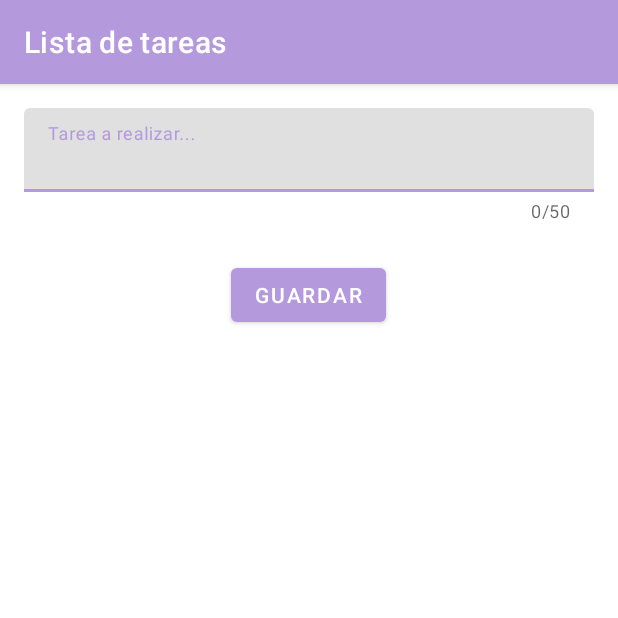
After one commit to VictorHdezMartin/ListaDeTareas, an Android app: the TareasActivity screen opened directly, with no data from a screen before it, on a phone screen of 412 x 824 dp, the top half of it. The commit adds this screen. Run offline under Robolectric (Android 15) with nearby library versions, the phone set to English and light mode, and no system bars.

Commit message:
20_11_2024
dependencia sqlite
database_manager
main_activity

```diff
--- a/app/build.gradle.kts
+++ b/app/build.gradle.kts
@@ -15,6 +15,10 @@ android {
         versionName = "1.0"
 
         testInstrumentationRunner = "androidx.test.runner.AndroidJUnitRunner"
+    }
+
+    buildFeatures {
+        viewBinding = true
     }
 
     buildTypes {
--- a/app/src/main/AndroidManifest.xml
+++ b/app/src/main/AndroidManifest.xml
@@ -14,6 +14,10 @@
         tools:targetApi="31">
 
         <activity
+            android:name=".activities.TareasActivity"
+            android:exported="false"/>
+
+        <activity
             android:name=".activities.MainActivity"
             android:exported="true">
             <intent-filter>
--- /dev/null
+++ b/app/src/main/java/com/example/listadetareas/activities/TareasActivity.kt
@@ -0,0 +1,51 @@
+package com.example.listadetareas.activities
+
+import android.os.Bundle
+import androidx.activity.enableEdgeToEdge
+import androidx.appcompat.app.AppCompatActivity
+import androidx.core.view.ViewCompat
+import androidx.core.view.WindowInsetsCompat
+import com.example.listadetareas.data.class_Tarea
+import com.example.listadetareas.data.providers.Tareas_DAO
+import com.example.listadetareas.databinding.ActivityTareasBinding
+
+class TareasActivity : AppCompatActivity() {
+
+    lateinit var binding: ActivityTareasBinding
+
+    override fun onCreate(savedInstanceState: Bundle?) {
+        super.onCreate(savedInstanceState)
+       // enableEdgeToEdge()
+
+        binding = ActivityTareasBinding.inflate(layoutInflater)
+        setContentView(binding.root)
+
+        ViewCompat.setOnApplyWindowInsetsListener(binding.root) { v, insets ->
+            val systemBars = insets.getInsets(WindowInsetsCompat.Type.systemBars())
+            v.setPadding(systemBars.left, systemBars.top, systemBars.right, systemBars.bottom)
+            insets
+        }
+
+        binding.saveButton.setOnClickListener {
+
+            val nombreTarea = binding.nameTextField.editText?.text.toString()
+
+            if (nombreTarea.isEmpty()) {
+                binding.nameTextField.error = "Escribe algo"
+                return@setOnClickListener
+            }
+
+            if (nombreTarea.length > 50) {
+                binding.nameTextField.error = "Te pasaste"
+                return@setOnClickListener
+            }
+
+            val tarea = class_Tarea(-1, nombreTarea)
+
+            val taskDAO = Tareas_DAO(this)
+            taskDAO.insert(tarea)
+
+            finish()
+        }
+    }
+}
--- a/app/src/main/java/com/example/listadetareas/data/providers/Tareas_DAO.kt
+++ b/app/src/main/java/com/example/listadetareas/data/providers/Tareas_DAO.kt
@@ -51,7 +51,7 @@ class Tareas_DAO(val context: Context) {
         }
     }
 
-    fun delete(task:class_Tarea){
+    fun delete(task: class_Tarea){
         try {
             openDB()
             val deletedRows = db.delete(class_Tarea.TABLE_NAME, "${class_Tarea.COLUMN_ID} = ${task.id}", null)
@@ -92,7 +92,8 @@ class Tareas_DAO(val context: Context) {
         return null
     }
 
-    fun findAll(): List<class_Tarea>{
+    fun findAll(): List<class_Tarea> {
+
         var list: MutableList<class_Tarea> = mutableListOf()
         val selectColumnas = arrayOf(class_Tarea.COLUMN_ID, class_Tarea.COLUMN_NAME, class_Tarea.COLUMN_DONE)
 
--- a/app/src/main/java/com/example/listadetareas/utils/DataBase_Manager.kt
+++ b/app/src/main/java/com/example/listadetareas/utils/DataBase_Manager.kt
@@ -13,7 +13,7 @@ class DataBase_Manager(context: Context) : SQLiteOpenHelper(context, DATABASE_NA
         private const val SQL_CREATE_TABLE =
             "create table ${class_Tarea.Companion.TABLE_NAME} (" +
                          "${class_Tarea.COLUMN_ID} INTEGER PRIMARY KEY AUTOINCREMENT," +
-                         "${class_Tarea.TABLE_NAME} TEXT," +
+                         "${class_Tarea.COLUMN_NAME} TEXT," +
                          "${class_Tarea.COLUMN_DONE} INTEGER)"
 
         private const val SQL_DELETE_TABLE = "DROP TABLE IF EXISTS ${class_Tarea.TABLE_NAME}"
--- /dev/null
+++ b/app/src/main/res/drawable/icono_add.xml
@@ -0,0 +1,5 @@
+<vector xmlns:android="http://schemas.android.com/apk/res/android" android:autoMirrored="true" android:height="24dp" android:tint="#000000" android:viewportHeight="24" android:viewportWidth="24" android:width="24dp">
+
+    <path android:fillColor="@android:color/white" android:pathData="M14,10H3v2h11V10zM14,6H3v2h11V6zM18,14v-4h-2v4h-4v2h4v4h2v-4h4v-2H18zM3,16h7v-2H3V16z"/>
+
+</vector>
--- /dev/null
+++ b/app/src/main/res/layout/activity_tareas.xml
@@ -0,0 +1,35 @@
+<?xml version="1.0" encoding="utf-8"?>
+<LinearLayout xmlns:android="http://schemas.android.com/apk/res/android"
+    xmlns:app="http://schemas.android.com/apk/res-auto"
+    xmlns:tools="http://schemas.android.com/tools"
+    android:id="@+id/main"
+    android:layout_width="match_parent"
+    android:layout_height="match_parent"
+    tools:context=".activities.TareasActivity"
+    android:orientation="vertical"
+    android:padding="16dp">
+
+    <com.google.android.material.textfield.TextInputLayout
+        android:id="@+id/nameTextField"
+        android:layout_width="match_parent"
+        android:layout_height="wrap_content"
+        android:hint="Tarea a realizar..."
+        app:counterEnabled="true"
+        app:counterMaxLength="50">
+
+        <com.google.android.material.textfield.TextInputEditText
+            android:layout_width="match_parent"
+            android:layout_height="wrap_content"
+            />
+
+    </com.google.android.material.textfield.TextInputLayout>
+
+    <Button
+        android:id="@+id/saveButton"
+        android:layout_width="wrap_content"
+        android:layout_height="wrap_content"
+        android:text="Guardar"
+        android:layout_gravity="center"
+        android:layout_margin="24dp"/>
+
+</LinearLayout>
--- a/app/src/main/res/values/colors.xml
+++ b/app/src/main/res/values/colors.xml
@@ -1,6 +1,6 @@
 <?xml version="1.0" encoding="utf-8"?>
 <resources>
-    <color name="purple_200">#FFBB86FC</color>
+    <color name="purple_200">#F3EA9C</color>
     <color name="purple_500">#FF6200EE</color>
     <color name="purple_700">#FF3700B3</color>
     <color name="teal_200">#FF03DAC5</color>
--- a/app/src/main/res/values/themes.xml
+++ b/app/src/main/res/values/themes.xml
@@ -1,8 +1,8 @@
 <resources xmlns:tools="http://schemas.android.com/tools">
     <!-- Base application theme. -->
-    <style name="Theme.ListaDeTareas" parent="Theme.MaterialComponents.DayNight">
+    <style name="Theme.ListaDeTareas" parent="Theme.MaterialComponents.DayNight.DarkActionBar">
         <!-- Primary brand color. -->
-        <item name="colorPrimary">@color/purple_500</item>
+        <item name="colorPrimary">#B599DD</item>
         <item name="colorPrimaryVariant">@color/purple_700</item>
         <item name="colorOnPrimary">@color/white</item>
         <!-- Secondary brand color. -->
```
Also changed, not shown: app/src/main/java/com/example/listadetareas/activities/MainActivity.kt (+38 -4 lines), app/src/main/java/com/example/listadetareas/data/class_Tarea.kt (+9 -3 lines), app/src/main/java/com/example/listadetareas/utils/TareasAdapter.kt (added, +45 -0 lines), app/src/main/res/layout/activity_main.xml (+18 -0 lines), app/src/main/res/layout/item_tarea.xml (added, +22 -0 lines).
